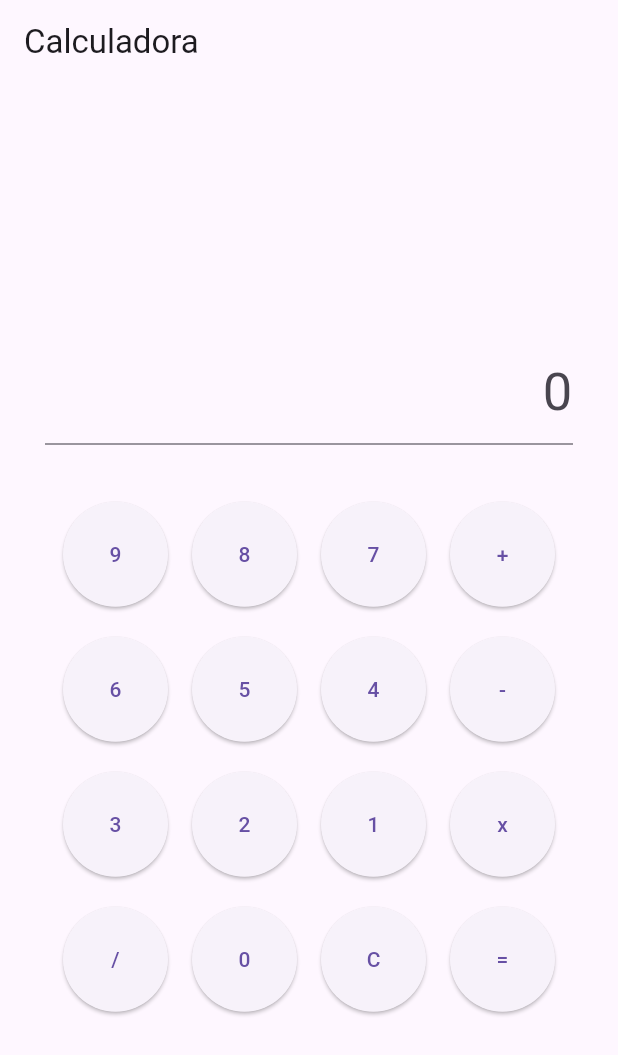
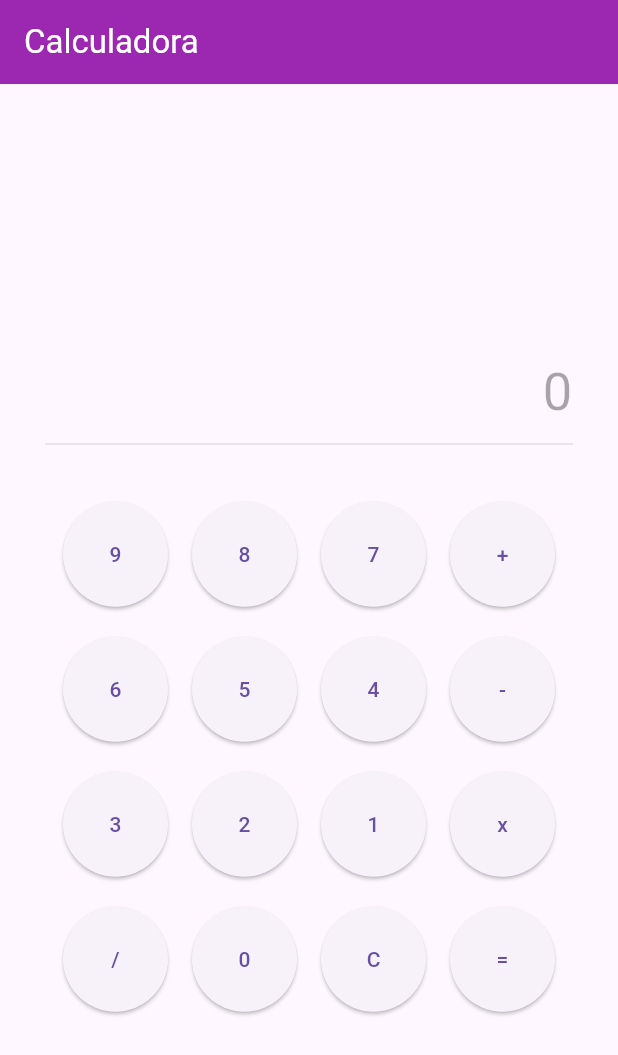
Before and after one commit to Luiz-Filipee/flutterCalculadora, a Flutter app: the screen it shows after launch, on a phone screen of 412 x 824 dp. Shown: the top 1055 px of the screen. Run offline on Flutter 3.47's test engine with Material 3 defaults, Android fonts, the phone set to English and light mode, and no system bars.

Commit message:
fix: estilizando o app

```diff
--- a/lib/main.dart
+++ b/lib/main.dart
@@ -6,12 +6,15 @@ void main() {
 }
 
 class App extends StatelessWidget {
+  final String _title = "Calculadora";
   @override
   Widget build(BuildContext context) {
     return MaterialApp(
       home: Scaffold(
         appBar: AppBar(
-          title: Text("Calculadora"),
+          backgroundColor: Colors.purple,
+          foregroundColor: Colors.white,
+          title: Text(_title),
         ),
         body: Corpo(),
       ),
--- a/lib/widget/corpo.dart
+++ b/lib/widget/corpo.dart
@@ -67,6 +67,7 @@ class CorpoEstado extends State<Corpo> {
           Padding(
               padding: EdgeInsets.all(30),
               child: TextField(
+                enabled: false,
                 style: TextStyle(color: Colors.black, fontSize: 35.0),
                 textAlign: TextAlign.end,
                 controller: _controller,
```
Also changed, not shown: lib/model/calculadora.dart (+6 -2 lines).
